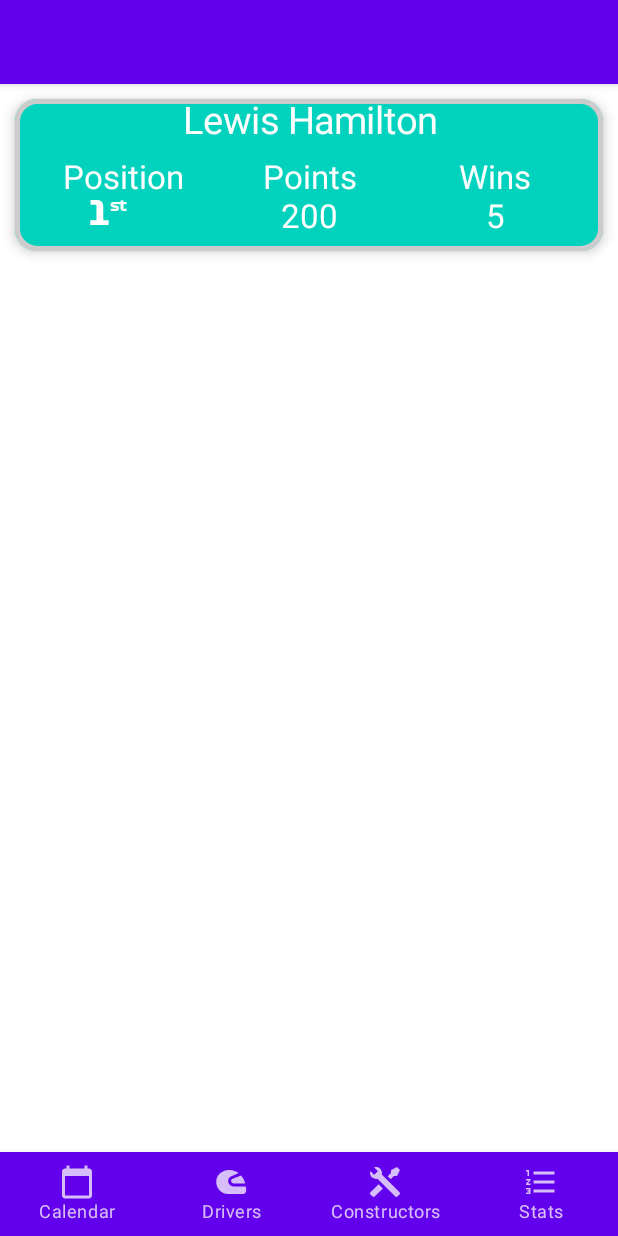
After one commit to manuramosdev/oversteer, an Android app built with Jetpack Compose: the composable DriverDetailScreen called with sample values from the repository, on a phone screen of 412 x 824 dp. The commit adds this screen. Run offline under Robolectric (Android 15) with nearby library versions, the phone set to English and light mode, and no system bars; our stand-ins replace Dagger/Hilt's generated code; libraries missing offline, so code that uses them is left out: com.ramcosta.composedestinations; pictures from the network do not load; 1 statement that could not run was skipped.

Commit message:
DriverDetailScreen demo

```diff
--- a/app/src/main/java/dev/manuramos/oversteer/domain/model/Constructor.kt
+++ b/app/src/main/java/dev/manuramos/oversteer/domain/model/Constructor.kt
@@ -1,23 +1,27 @@
 package dev.manuramos.oversteer.domain.model
 
+import android.os.Parcelable
 import androidx.compose.ui.graphics.Color
+import kotlinx.parcelize.Parcelize
 
+@Parcelize
 data class Constructor(
     val constructorId: String,
     val url: String,
     val name: String,
     val nationality: String,
-) {
+) : Parcelable {
     val color = Color(COLORS[constructorId] ?: 0xFFFFFFFF)
 }
 
+@Parcelize
 data class ConstructorStanding(
     // todo numbers
     val position: String,
     val points: String,
     val wins: String,
     val constructor: Constructor,
-)
+): Parcelable
 
 val COLORS: Map<String, Long> = mapOf(
     "mercedes" to 0xFF00D2BE,
--- a/app/src/main/java/dev/manuramos/oversteer/domain/model/Driver.kt
+++ b/app/src/main/java/dev/manuramos/oversteer/domain/model/Driver.kt
@@ -1,5 +1,9 @@
 package dev.manuramos.oversteer.domain.model
 
+import android.os.Parcelable
+import kotlinx.parcelize.Parcelize
+
+@Parcelize
 data class Driver(
     val driverId: String,
     val givenName: String,
@@ -9,10 +13,11 @@ data class Driver(
     val code: String,
     val url: String,
     val dateOfBirth: String,
-) {
+):Parcelable {
     val fullName = """$givenName $familyName"""
 }
 
+@Parcelize
 data class DriverStanding(
     val position: String,
 //    "positionText": "21",
@@ -20,4 +25,4 @@ data class DriverStanding(
     val wins: Number,
     val driver: Driver,
     val constructors: List<Constructor>,
-)
+):Parcelable
--- a/app/src/main/java/dev/manuramos/oversteer/ui/views/calendar/CalendarRow.kt
+++ b/app/src/main/java/dev/manuramos/oversteer/ui/views/calendar/CalendarRow.kt
@@ -5,6 +5,7 @@ import androidx.compose.material.Text
 import androidx.compose.runtime.Composable
 import androidx.compose.ui.Alignment
 import androidx.compose.ui.Modifier
+import androidx.compose.ui.graphics.Color
 import androidx.compose.ui.unit.dp
 import dev.manuramos.oversteer.domain.model.Race
 import dev.manuramos.oversteer.formula1Bold
@@ -24,7 +25,7 @@ fun CalendarRow(race: Race) {
         verticalAlignment = Alignment.CenterVertically
     ) {
         Spacer(modifier = Modifier.width(4.dp))
-        Position(race.round)
+        Position(race.round, Color.Black)
         Spacer(modifier = Modifier.width(4.dp))
         RaceName(race)
         Spacer(modifier = Modifier.width(10.dp))
--- a/app/src/main/java/dev/manuramos/oversteer/ui/views/components/Points.kt
+++ b/app/src/main/java/dev/manuramos/oversteer/ui/views/components/Points.kt
@@ -4,6 +4,7 @@ import androidx.compose.foundation.layout.width
 import androidx.compose.material.Text
 import androidx.compose.runtime.Composable
 import androidx.compose.ui.Modifier
+import androidx.compose.ui.graphics.Color
 import androidx.compose.ui.unit.dp
 import androidx.compose.ui.unit.sp
 import dev.manuramos.oversteer.formula1Bold
@@ -15,6 +16,7 @@ fun Points(points: String) {
         text = points,
         fontSize = 22.sp,
         fontFamily = formula1Bold,
+        color= Color.White,
         modifier = Modifier.width(70.dp)
     )
 }
--- a/app/src/main/java/dev/manuramos/oversteer/ui/views/components/Position.kt
+++ b/app/src/main/java/dev/manuramos/oversteer/ui/views/components/Position.kt
@@ -4,6 +4,7 @@ import androidx.compose.foundation.layout.width
 import androidx.compose.material.Text
 import androidx.compose.runtime.Composable
 import androidx.compose.ui.Modifier
+import androidx.compose.ui.graphics.Color
 import androidx.compose.ui.text.SpanStyle
 import androidx.compose.ui.text.buildAnnotatedString
 import androidx.compose.ui.text.style.BaselineShift
@@ -13,7 +14,7 @@ import androidx.compose.ui.unit.sp
 import dev.manuramos.oversteer.formula1Bold
 
 @Composable
-fun Position(position: String) {
+fun Position(position: String,color: Color) {
     val positionNumber = position.toInt()
     val ordinal = positionNumber.th
     Text(
@@ -22,14 +23,15 @@ fun Position(position: String) {
         modifier = Modifier.width(45.dp),
         text = buildAnnotatedString {
             withStyle(
-                style = SpanStyle()
+                style = SpanStyle(color = color),
+
             ) {
                 append(positionNumber.toString())
             }
             withStyle(
                 style = SpanStyle(
                     baselineShift = BaselineShift.Superscript,
-                    fontSize = 10.sp
+                    fontSize = 10.sp, color = color
                 )
             ) {
                 append(ordinal)
--- /dev/null
+++ b/app/src/main/java/dev/manuramos/oversteer/ui/views/driverStandings/DriverDetailScreen.kt
@@ -0,0 +1,94 @@
+package dev.manuramos.oversteer.ui.views.driverStandings
+
+import android.widget.Toast
+import androidx.compose.foundation.*
+import androidx.compose.foundation.layout.*
+import androidx.compose.foundation.lazy.LazyRow
+import androidx.compose.foundation.lazy.items
+import androidx.compose.foundation.shape.RoundedCornerShape
+import androidx.compose.material.*
+import androidx.compose.runtime.Composable
+import androidx.compose.ui.Alignment
+import androidx.compose.ui.Modifier
+import androidx.compose.ui.graphics.Color
+import androidx.compose.ui.graphics.painter.Painter
+import androidx.compose.ui.layout.ContentScale
+import androidx.compose.ui.platform.LocalContext
+import androidx.compose.ui.res.painterResource
+import androidx.compose.ui.text.TextStyle
+import androidx.compose.ui.text.font.FontWeight
+import androidx.compose.ui.text.style.TextAlign
+import androidx.compose.ui.unit.dp
+import androidx.compose.ui.unit.sp
+import androidx.hilt.navigation.compose.hiltViewModel
+import coil.compose.rememberAsyncImagePainter
+import coil.request.ImageRequest
+import com.ramcosta.composedestinations.annotation.Destination
+import com.ramcosta.composedestinations.navigation.DestinationsNavigator
+import dev.manuramos.oversteer.domain.model.DriverStanding
+import dev.manuramos.oversteer.ui.views.OversteerBottomNavigationBar
+import dev.manuramos.oversteer.ui.views.components.Position
+import dev.manuramos.oversteer.ui.views.destinations.DriverDetailScreenDestination
+
+@Destination
+@Composable
+fun DriverDetailScreen(driverStanding: DriverStanding, navigator: DestinationsNavigator) {
+    val driver = driverStanding.driver
+    val teamColor = driverStanding.constructors.first().color
+    Scaffold(
+        topBar = { TopAppBar {} },
+        bottomBar = { OversteerBottomNavigationBar(navigator) }
+    ) {
+        Box(
+            modifier = Modifier
+                .fillMaxHeight(0.9f)
+                .fillMaxWidth()
+        )
+        {
+            Card(
+                modifier = Modifier
+                    .fillMaxWidth()
+                    .padding(10.dp),
+                shape = RoundedCornerShape(15.dp),
+                elevation = 5.dp,
+                border = BorderStroke(3.dp, Color.LightGray)
+            ) {
+                Column(Modifier.background(
+                    teamColor
+                )) {
+                    Row() {
+                        DriverCardText(driver.fullName, 25)
+                    }
+                    Row(Modifier.padding(10.dp)) {
+                        Column(Modifier.fillMaxWidth(0.333f)) {
+                            DriverCardText("Position", 22)
+                            Box(
+                                modifier = Modifier.fillMaxWidth(),
+                                contentAlignment = Alignment.Center
+                            ) {
+                                Position(driverStanding.position, Color.White)
+                            }
+                        }
+                        Column(Modifier.fillMaxWidth(0.5f)) {
+                            DriverCardText("Points", 22)
+                            DriverCardText(driverStanding.points, 22)
+                        }
+                        Column() {
+                            DriverCardText("Wins", 22)
+                            DriverCardText(driverStanding.wins.toString(), 22)
+                        }
+                    }
+                }
+            }
+        }
+
+    }
+}
+
+@Composable
+fun DriverCardText(content: String, fontSize: Int) {
+    Text(
+        text = content, Modifier.fillMaxWidth(), color = Color.White,
+        fontSize = fontSize.sp, textAlign = TextAlign.Center
+    )
+}
```
Also changed, not shown: app/src/main/java/dev/manuramos/oversteer/domain/model/Race.kt (+8 -3 lines), app/src/main/java/dev/manuramos/oversteer/ui/views/calendar/CalendarScreen.kt (+10 -5 lines), app/src/main/java/dev/manuramos/oversteer/ui/views/constructorStandings/ConstructorRow.kt (+5 -3 lines), app/src/main/java/dev/manuramos/oversteer/ui/views/constructorStandings/ConstructorsScreen.kt (+11 -5 lines), app/src/main/java/dev/manuramos/oversteer/ui/views/driverStandings/DriverRow.kt (+16 -12 lines), app/src/main/java/dev/manuramos/oversteer/ui/views/driverStandings/DriversScreen.kt (+15 -12 lines), app/src/main/java/dev/manuramos/oversteer/ui/views/stats/StatsScreen.kt (+9 -4 lines).
